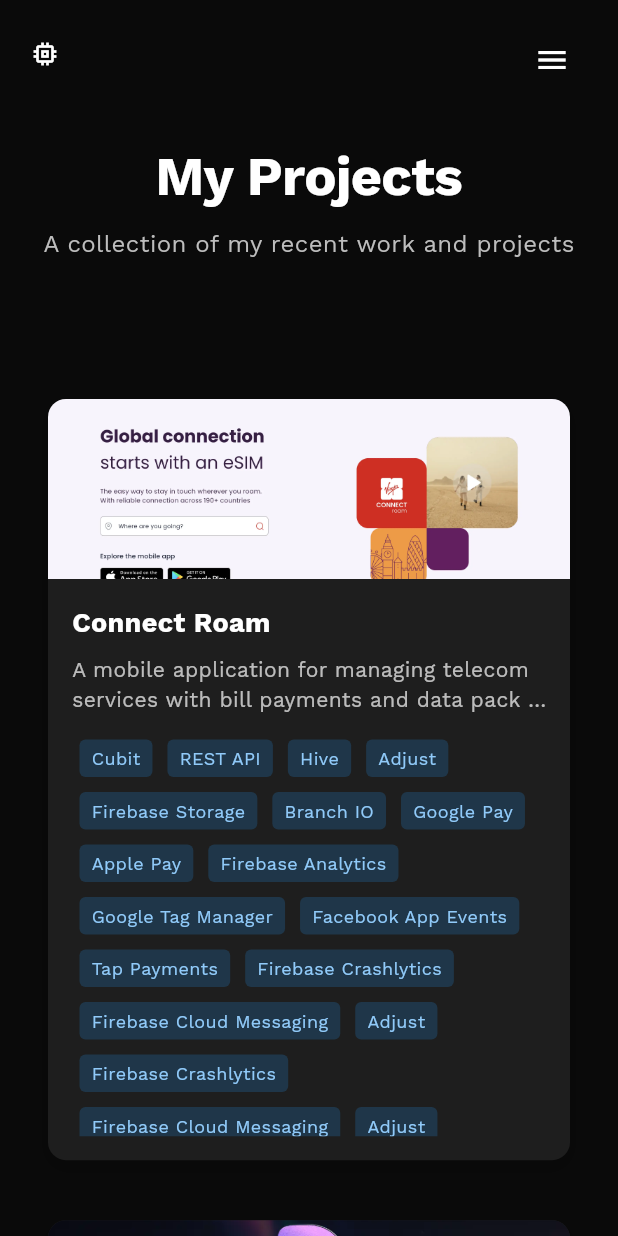
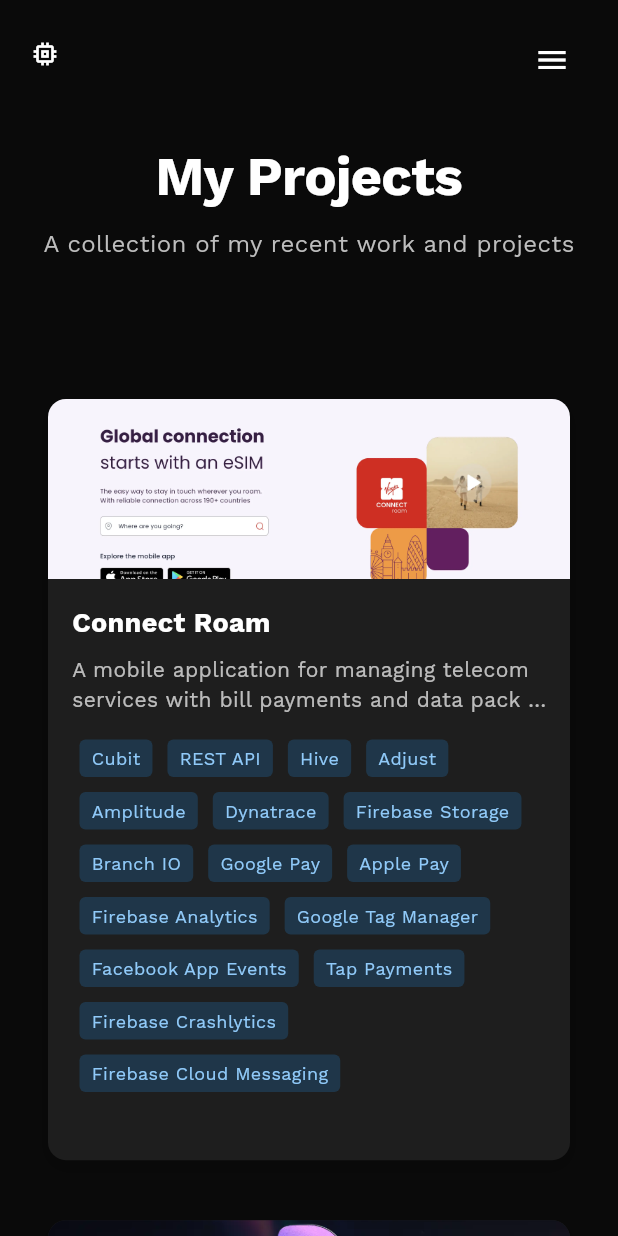
Before and after one commit to rai-ms/rx_project, a Flutter app: the ProjectsPage screen opened by its route, on a phone screen of 412 x 824 dp. Run offline on Flutter 3.47's test engine with Material 3 defaults, Android fonts, the light colour scheme and no system bars; our stand-ins replace bot_toast, cached_network_image, cloud_firestore, dartz, device_info_plus, dio and 17 more; missing offline and left inert: dart:html, dart:ui_web, image_picker_for_web, network_logger; accounts and stored records are empty.

Commit message:
Updated skills

```diff
--- a/lib/core/constants/app_text.dart
+++ b/lib/core/constants/app_text.dart
@@ -12,26 +12,19 @@
   static const String homeTitle = 'Ashish Rai';
   static const String homeSubtitle = 'Flutter Developer';
   static const String viewWorkButton = 'View My Work';
-  static const String experienceText = 'Flutter Developer with 2+ years of experience building scalable, cross-platform applications using Flutter and Dart.';
+  static const String experienceText =
+      'Flutter Developer with 2+ years of experience building scalable, cross-platform applications using Flutter and Dart.';
   static const String featuredProjects = 'Featured Projects';
   static const String viewAllProjects = 'View All Projects';
 
   // Project Cards
-  static const String projectConnectRoamTitle = 'Connect Roam';
-  static const String projectConnectRoamDesc = 'Virgin Connect Roam is a mobile application that provides travel eSIM solutions for staying connected while traveling. It allows users to access data plans in over 190 countries without incurring roaming fees. The app, developed by Beyond ONE, offers features like instant eSIM activation, flexible data plans (1GB to 20GB), and 5G speed where available.';
-
-  static const String projectDwellSpringTitle = 'Dwell Spring';
-  static const String projectDwellSpringDesc = 'Reclaim your rest with Dwellspring. In today\'s world, finding peaceful moments can feel impossible. It provide essential tools for restoration that put a world of soothing sounds at your fingertips. While rest might feel like an elusive dream, it\'s closer than you think.';
-
-  static const String projectJarirTitle = 'Jarir Bookstore';
-  static const String projectJarirDesc = 'Jarir Reader is a free application available on smart devices, it allows you to buy Jarir Bookstore publications and top Arabic titles from the best Arabic publishers.';
-
   // About Page
   static const String aboutName = 'Ashish Rai';
   static const String aboutTitle = 'Software Developer';
   static const String aboutJobTitle = 'Software Developer';
   static const String aboutLocation = 'Based in Noida, India';
-  static const String aboutBio = "I’m a Flutter developer passionate about crafting seamless, high-performance apps across mobile and web. With expertise in state management, clean architecture, and modern frameworks, I focus on delivering scalable solutions that combine elegant design with robust functionality.";
+  static const String aboutBio =
+      "I’m a Flutter developer passionate about crafting seamless, high-performance apps across mobile and web. With expertise in state management, clean architecture, and modern frameworks, I focus on delivering scalable solutions that combine elegant design with robust functionality.";
 
   // Skills Section
   static const String skillsTitle = 'Skills';
@@ -43,7 +36,7 @@
     'State Management',
     'API Integration',
     'Clean Architecture',
-    'Git'
+    'Git',
   ];
 
   // Skill Progress
@@ -95,7 +88,6 @@
   static const String resumeTitle = 'My Resume';
   static const String resumeLoadError = 'Failed to load resume';
 
-
   // App name
   static const String appName = 'RX Project';
 
--- a/lib/features/projects/presentation/pages/projects_page.dart
+++ b/lib/features/projects/presentation/pages/projects_page.dart
@@ -1,8 +1,8 @@
 import 'package:flutter/material.dart';
 import 'package:google_fonts/google_fonts.dart';
 import 'package:rx_project/features/widget/common/app_scaffold.dart';
+
 import '../../../../core/constants/image_constants.dart';
-import '../../../widget/animation/animated_hover/animated_hover.dart';
 import '../../domain/models/project_model.dart';
 import '../widgets/project_card.dart';
 
@@ -46,8 +46,7 @@
               crossAxisSpacing: 16.0,
               childAspectRatio: 0.7,
             ),
-            delegate: SliverChildBuilderDelegate(
-              (context, index) {
+            delegate: SliverChildBuilderDelegate((context, index) {
               final project = _projects[index];
               return ProjectCard(
                 project: project,
@@ -55,13 +54,9 @@
                   // Handle project tap
                 },
               );
-              },
-              childCount: _projects.length,
+            }, childCount: _projects.length),
           ),
-          ),
-          const SliverToBoxAdapter(
-            child: SizedBox(height: 60),
-          ),
+          const SliverToBoxAdapter(child: SizedBox(height: 60)),
         ];
       },
     );
@@ -71,13 +66,25 @@
     Project(
       title: 'Connect Roam',
       imageUrl: ImageConstants.connectRoamBg,
-      description: 'A mobile application for managing telecom services with bill payments and data pack management.',
+      description:
+          'A mobile application for managing telecom services with bill payments and data pack management.',
       technologies: [
-        'Cubit', 'REST API', 'Hive', 'Adjust', 'Firebase Storage',
-        'Branch IO', 'Google Pay', 'Apple Pay', 'Firebase Analytics',
-        'Google Tag Manager', 'Facebook App Events' , 'Tap Payments',
-        'Firebase Crashlytics', 'Firebase Cloud Messaging', 'Adjust',
-        'Firebase Crashlytics', 'Firebase Cloud Messaging', 'Adjust',
+        'Cubit',
+        'REST API',
+        'Hive',
+        'Adjust',
+        'Amplitude',
+        'Dynatrace',
+        'Firebase Storage',
+        'Branch IO',
+        'Google Pay',
+        'Apple Pay',
+        'Firebase Analytics',
+        'Google Tag Manager',
+        'Facebook App Events',
+        'Tap Payments',
+        'Firebase Crashlytics',
+        'Firebase Cloud Messaging',
       ],
       features: [
         'Bill payments',
@@ -85,16 +92,23 @@
         'Customer support chat',
         'Usage analytics',
       ],
-      projectUrl: "https://roam.virginconnect.com/"
+      projectUrl: "https://roam.virginconnect.com/",
     ),
     Project(
       title: 'DwellSpring',
-      imageUrl:  ImageConstants.dwellSpringProjectBg,
-      description: 'A full-featured e-commerce application with product catalog, cart, and payment integration.',
+      imageUrl: ImageConstants.dwellSpringProjectBg,
+      description:
+          'A full-featured e-commerce application with product catalog, cart, and payment integration.',
       technologies: [
-        'Bloc', 'just_audio' , 'Tap Payments', 'Hive', 'Secure Storage',
-        'Firebase Analytics', 'App Tracking Transparency',
-        'Firebase Crashlytics', 'Firebase Cloud Messaging',
+        'Bloc',
+        'just_audio',
+        'Tap Payments',
+        'Hive',
+        'Secure Storage',
+        'Firebase Analytics',
+        'App Tracking Transparency',
+        'Firebase Crashlytics',
+        'Firebase Cloud Messaging',
       ],
       features: [
         'Product catalog',
@@ -107,10 +121,15 @@
     Project(
       title: 'Jarir Bookstore',
       imageUrl: ImageConstants.jarirProjectBg,
-      description: 'An online bookstore application with a wide range of books, user reviews, and purchase options.',
+      description:
+          'An online bookstore application with a wide range of books, user reviews, and purchase options.',
       technologies: [
-        'Flutter', 'GetX', 'SQLite', 'Firebase Analytics',
-        'Firebase Crashlytics', 'Firebase Cloud Messaging',
+        'Flutter',
+        'GetX',
+        'SQLite',
+        'Firebase Analytics',
+        'Firebase Crashlytics',
+        'Firebase Cloud Messaging',
       ],
       features: [
         'Stream music online',
@@ -118,15 +137,20 @@
         'Playlist management',
         'Audio equalizer',
       ],
-      projectUrl: "https://www.jarir.com/"
+      projectUrl: "https://www.jarir.com/",
     ),
     Project(
       title: 'ZitoMedia',
       imageUrl: ImageConstants.zitoMediaProjectBg,
-      description: 'A music streaming application that allows users to listen to their favorite tracks online and offline.',
+      description:
+          'A music streaming application that allows users to listen to their favorite tracks online and offline.',
       technologies: [
-        'Flutter', 'Provider', 'Health Kit', 'Firebase',
-        'Firebase Crashlytics', 'Firebase Cloud Messaging',
+        'Flutter',
+        'Provider',
+        'Health Kit',
+        'Firebase',
+        'Firebase Crashlytics',
+        'Firebase Cloud Messaging',
       ],
       features: [
         'Workout tracking',
@@ -134,7 +158,7 @@
         'Custom workout plans',
         'Health data sync',
       ],
-      projectUrl: "https://www.zitomedia.net/"
+      projectUrl: "https://www.zitomedia.net/",
     ),
   ];
 }
--- a/lib/features/resume/presentation/pages/resume_page.dart
+++ b/lib/features/resume/presentation/pages/resume_page.dart
@@ -1,18 +1,15 @@
+import 'package:flutter/foundation.dart' show kIsWeb;
 import 'package:flutter/material.dart';
-import 'package:flutter/foundation.dart' show kIsWeb;
+import 'package:rx_project/features/resume/domain/models/resume_data_model.dart';
+import 'package:rx_project/features/resume/domain/repository/resume_repository.dart';
+import 'package:rx_project/features/resume/presentation/widgets/web_pdf_viewer.dart';
 import 'package:rx_project/features/widget/common/app_scaffold.dart';
-import 'package:rx_project/features/resume/domain/repository/resume_repository.dart';
-import 'package:rx_project/features/resume/domain/models/resume_data_model.dart';
-import 'package:rx_project/features/resume/presentation/widgets/web_pdf_viewer.dart';
 import 'package:url_launcher/url_launcher_string.dart';
 
 class ResumePage extends StatefulWidget {
   final ResumeRepository resumeRepository;
 
-  const ResumePage({
-    super.key,
-    required this.resumeRepository,
-  });
+  const ResumePage({super.key, required this.resumeRepository});
 
   @override
   State<ResumePage> createState() => _ResumePageState();
@@ -78,7 +75,11 @@
                   child: Column(
                     mainAxisAlignment: MainAxisAlignment.center,
                     children: [
-                      const Icon(Icons.picture_as_pdf, size: 64, color: Colors.grey),
+                      const Icon(
+                        Icons.picture_as_pdf,
+                        size: 64,
+                        color: Colors.grey,
+                      ),
                       const SizedBox(height: 16),
                       Text(
                         'Resume Available for Download',
@@ -108,7 +109,10 @@
               icon: const Icon(Icons.open_in_new, size: 18),
               label: const Text('Open in New Tab'),
               style: ElevatedButton.styleFrom(
-                padding: const EdgeInsets.symmetric(horizontal: 20, vertical: 12),
+                padding: const EdgeInsets.symmetric(
+                  horizontal: 20,
+                  vertical: 12,
+                ),
                 shape: RoundedRectangleBorder(
                   borderRadius: BorderRadius.circular(8),
                 ),
@@ -128,18 +132,15 @@
 
   Future<void> _launchResumeUrl() async {
     final url = _resumeData.resumeUrl.replaceAll('/preview', '/view');
-    await launchUrlString(
-      url,
-      mode: LaunchMode.externalApplication,
-    );
+    await launchUrlString(url, mode: LaunchMode.externalApplication);
   }
 
   Future<void> _shareResume() async {
-    final url = _resumeData.resumeUrl.replaceAll('/preview', '/view?usp=sharing');
-    await launchUrlString(
-      url,
-      mode: LaunchMode.externalApplication,
+    final url = _resumeData.resumeUrl.replaceAll(
+      '/preview',
+      '/view?usp=sharing',
     );
+    await launchUrlString(url, mode: LaunchMode.externalApplication);
   }
 
   @override
@@ -166,8 +167,8 @@
             child: _isLoading
                 ? const Center(child: CircularProgressIndicator())
                 : _errorMessage != null
-                    ? Center(child: Text(_errorMessage!))
-                    : _buildResumeContent(context),
+                ? Center(child: Text(_errorMessage!))
+                : _buildResumeContent(context),
           ),
         ];
       },
```
Also changed, not shown: 1 other file. Lines whose indentation alone changed are shown as unchanged.
